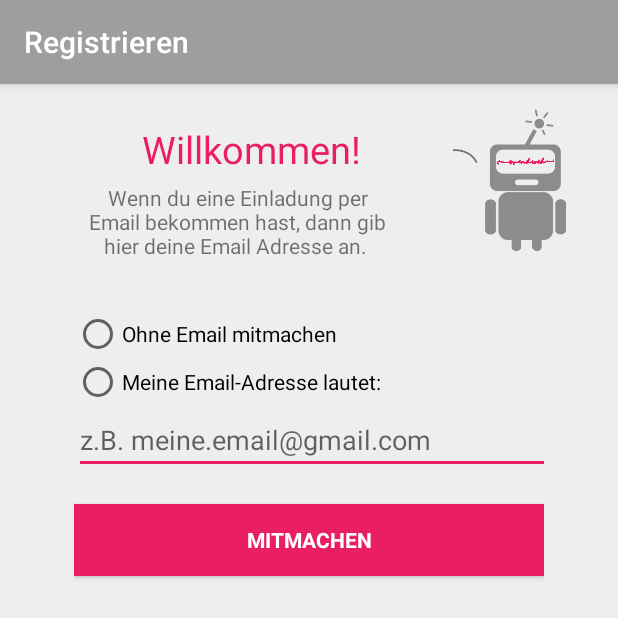
After one commit to zhaw-iwi/sample-manager-app, an Android app: the RegisterActivity screen opened directly, with no data from a screen before it, on a phone screen of 412 x 824 dp. The commit adds this screen. Shown: the top 618 px of the screen. Run offline under Robolectric (Android 15) with nearby library versions, the phone set to English and light mode, and no system bars; libraries missing offline, so code that uses them is left out: com.koushikdutta.async, com.koushikdutta.ion; pictures from the network do not load.

Commit message:
Repo change

```diff
--- a/app/build.gradle
+++ b/app/build.gradle
@@ -8,8 +8,8 @@ android {
         applicationId "com.svendroid.samplemanagerapp"
         minSdkVersion 19
         targetSdkVersion 23
-        versionCode 6
-        versionName "1.5"
+        versionCode 7
+        versionName "1.6"
     }
     buildTypes {
         release {
--- /dev/null
+++ b/app/src/main/java/com/svendroid/samplemanagerapp/RegisterActivity.java
@@ -0,0 +1,90 @@
+package com.svendroid.samplemanagerapp;
+
+import android.os.Bundle;
+import android.provider.MediaStore;
+import android.support.design.widget.FloatingActionButton;
+import android.support.design.widget.Snackbar;
+import android.support.v7.app.AppCompatActivity;
+import android.support.v7.widget.Toolbar;
+import android.text.Editable;
+import android.view.View;
+import android.widget.Button;
+import android.widget.EditText;
+import android.widget.RadioButton;
+
+import com.google.gson.Gson;
+import com.google.gson.JsonObject;
+import com.koushikdutta.async.future.FutureCallback;
+import com.koushikdutta.ion.Ion;
+import com.svendroid.samplemanagerapp.data.UserDbHelper;
+import com.svendroid.samplemanagerapp.model.User;
+import com.svendroid.samplemanagerapp.util.Config;
+
+public class RegisterActivity extends AppCompatActivity {
+
+    @Override
+    protected void onCreate(Bundle savedInstanceState) {
+        super.onCreate(savedInstanceState);
+        setContentView(R.layout.activity_register);
+        Toolbar toolbar = (Toolbar) findViewById(R.id.toolbar);
+        setSupportActionBar(toolbar);
+
+
+
+    }
+
+    public void onRegister(View view) {
+
+        String token = getIntent().getStringExtra("token");
+        String userId = Config.getUserId(getApplicationContext());
+
+        if (((RadioButton)findViewById(R.id.rbWithEmail)).isChecked()) {
+            EditText emailInput = (EditText) findViewById(R.id.etEmail);
+            if (emailInput.getText().toString().equals("")) {
+                Snackbar.make(view, "Keine Email Adresse angegeben!", Snackbar.LENGTH_LONG)
+                        .setAction("Action", null).show();
+                return;
+            }
+            register(emailInput.getText().toString());
+        } else if (((RadioButton)findViewById(R.id.rbWithoutEmail)).isChecked()) {
+            register("");
+        } else {
+            Snackbar.make(view, "Nichts ausgewählt!", Snackbar.LENGTH_LONG)
+                    .setAction("Action", null).show();
+        }
+    }
+
+    private void register(String email) {
+        JsonObject json = new JsonObject();
+        json.addProperty("token", getIntent().getStringExtra("token"));
+        json.addProperty("email", email);
+        Ion.with(getApplicationContext())
+                .load("POST", Config.hostUrl + "api/users/token")
+                .setJsonObjectBody(json)
+                .asJsonObject()
+                .setCallback(new FutureCallback<JsonObject>() {
+                    @Override
+                    public void onCompleted(Exception e, JsonObject result) {
+
+                        if (result != null) {
+                            User user = new Gson().fromJson(result, User.class);
+
+                            UserDbHelper userDbHelper = new UserDbHelper(getApplicationContext());
+                            userDbHelper.tabulaRasa();
+                            userDbHelper.insertUser(user.getEmail(), user.get_id(), user.getGcmToken());
+                            userDbHelper.close();
+
+                            finish();
+                                /*
+                                Intent intent = new Intent(getApplicationContext(), LoginActivity.class);
+                                intent.addFlags(Intent.FLAG_ACTIVITY_NEW_TASK);
+                                intent.addFlags(Intent.FLAG_ACTIVITY_CLEAR_TOP);
+                                startActivity(intent);
+                                */
+                        }
+
+                        // do stuff with the result or error
+                    }
+                });
+    }
+}
--- a/app/src/main/java/com/svendroid/samplemanagerapp/util/Config.java
+++ b/app/src/main/java/com/svendroid/samplemanagerapp/util/Config.java
@@ -9,8 +9,8 @@ import com.svendroid.samplemanagerapp.model.User;
  * Created by svhe on 11.04.2016.
  */
 public class Config {
-    //public static final String hostUrl = "https://mighty-everglades-95815.herokuapp.com/";
-    public static final String hostUrl = "http://192.168.1.149:3001/";
+    public static final String hostUrl = "https://mighty-everglades-95815.herokuapp.com/";
+    //public static final String hostUrl = "http://192.168.1.149:3001/";
 
     public static String userId = null;
 
--- /dev/null
+++ b/app/src/main/res/layout/activity_register.xml
@@ -0,0 +1,27 @@
+<?xml version="1.0" encoding="utf-8"?>
+<android.support.design.widget.CoordinatorLayout xmlns:android="http://schemas.android.com/apk/res/android"
+    xmlns:app="http://schemas.android.com/apk/res-auto"
+    xmlns:tools="http://schemas.android.com/tools"
+    android:layout_width="match_parent"
+    android:layout_height="match_parent"
+    android:fitsSystemWindows="true"
+    tools:context="com.svendroid.samplemanagerapp.RegisterActivity"
+    android:background="#eee">
+
+    <android.support.design.widget.AppBarLayout
+        android:layout_width="match_parent"
+        android:layout_height="wrap_content"
+        android:theme="@style/AppTheme.AppBarOverlay">
+
+        <android.support.v7.widget.Toolbar
+            android:id="@+id/toolbar"
+            android:layout_width="match_parent"
+            android:layout_height="?attr/actionBarSize"
+            android:background="?attr/colorPrimary"
+            app:popupTheme="@style/AppTheme.PopupOverlay" />
+
+    </android.support.design.widget.AppBarLayout>
+
+    <include layout="@layout/content_register" />
+
+</android.support.design.widget.CoordinatorLayout>
--- /dev/null
+++ b/app/src/main/res/layout/content_register.xml
@@ -0,0 +1,137 @@
+<?xml version="1.0" encoding="utf-8"?>
+<RelativeLayout xmlns:android="http://schemas.android.com/apk/res/android"
+    xmlns:app="http://schemas.android.com/apk/res-auto"
+    xmlns:tools="http://schemas.android.com/tools"
+    android:layout_width="match_parent"
+    android:layout_height="match_parent"
+    android:paddingBottom="@dimen/activity_vertical_margin"
+    android:paddingLeft="@dimen/activity_horizontal_margin"
+    android:paddingRight="@dimen/activity_horizontal_margin"
+    android:paddingTop="@dimen/activity_vertical_margin"
+    app:layout_behavior="@string/appbar_scrolling_view_behavior"
+    tools:context="com.svendroid.samplemanagerapp.RegisterActivity"
+    tools:showIn="@layout/activity_register">
+
+    <LinearLayout
+        android:orientation="horizontal"
+        android:layout_width="match_parent"
+        android:layout_height="wrap_content"
+        android:id="@+id/linearLayout2" >
+
+        <LinearLayout
+            android:id="@+id/linearLayout"
+            android:layout_width="match_parent"
+            android:layout_height="wrap_content"
+            android:orientation="vertical"
+            android:backgroundTintMode="src_in"
+            android:baselineAligned="false"
+            android:backgroundTint="@color/abc_background_cache_hint_selector_material_light"
+            android:paddingTop="10dp"
+            android:measureWithLargestChild="false"
+            android:layout_weight="1"
+            android:layout_gravity="center_horizontal" >
+
+            <LinearLayout
+                android:orientation="horizontal"
+                android:layout_width="match_parent"
+                android:layout_height="match_parent"
+                android:baselineAligned="false"
+                android:textAlignment="textEnd"
+                android:layout_gravity="right" >
+
+                <TextView
+                    android:layout_width="wrap_content"
+                    android:layout_height="match_parent"
+                    android:id="@+id/textView2"
+                    android:contextClickable="false"
+                    android:layout_weight="1.5"
+                    android:gravity="bottom"
+                    android:textAlignment="inherit"
+                    android:layout_marginBottom="2dp"
+                    android:textSize="16dp" />
+
+                <TextView
+                    android:layout_width="wrap_content"
+                    android:layout_height="wrap_content"
+                    android:text=" Willkommen!"
+                    android:id="@+id/textView5"
+                    android:autoText="true"
+                    android:textColor="#e91e63"
+                    android:textSize="25dp"
+                    android:layout_weight="1" />
+            </LinearLayout>
+
+            <TextView
+                android:layout_width="208dp"
+                android:layout_height="wrap_content"
+                android:text="Wenn du eine Einladung per Email bekommen hast, dann gib hier deine Email Adresse an. "
+                android:id="@+id/textView6"
+                android:contextClickable="false"
+                android:textAlignment="center"
+                android:layout_gravity="center_horizontal"
+                android:layout_marginTop="5dp"
+                android:layout_marginLeft="5dp" />
+        </LinearLayout>
+
+        <ImageView
+            android:layout_width="wrap_content"
+            android:layout_height="100dp"
+            android:id="@+id/imageView3"
+            android:background="@android:color/transparent"
+            android:focusableInTouchMode="false"
+            android:src="@mipmap/svendroid"
+            android:layout_weight="1" />
+    </LinearLayout>
+
+    <LinearLayout
+        android:orientation="vertical"
+        android:layout_width="match_parent"
+        android:layout_height="match_parent"
+        android:layout_below="@+id/linearLayout2"
+        android:layout_margin="50px">
+
+        <RadioGroup
+            android:layout_width="match_parent"
+            android:layout_height="wrap_content">
+
+            <RadioButton
+                android:layout_width="wrap_content"
+                android:layout_height="wrap_content"
+                android:text="Ohne Email mitmachen"
+                android:id="@+id/rbWithoutEmail" />
+
+            <RadioButton
+                android:layout_width="wrap_content"
+                android:layout_height="wrap_content"
+                android:text="Meine Email-Adresse lautet:"
+                android:id="@+id/rbWithEmail" />
+        </RadioGroup>
+
+        <EditText
+            android:layout_width="351dp"
+            android:layout_height="wrap_content"
+            android:inputType="textEmailAddress"
+            android:ems="10"
+            android:id="@+id/etEmail"
+            android:hint="z.B. meine.email@gmail.com" />
+
+        <Button
+            style="?android:textAppearanceSmall"
+            android:id="@+id/button"
+            android:layout_width="fill_parent"
+            android:layout_height="wrap_content"
+            android:text="Mitmachen"
+            android:textStyle="bold"
+            android:background="#e91e63"
+            android:textColor="#ffffff"
+            android:layout_gravity="bottom"
+            android:layout_weight="0.00"
+            android:layout_alignParentBottom="true"
+            android:layout_alignParentStart="true"
+            android:clickable="true"
+            android:visibility="visible"
+            android:layout_marginTop="20dip"
+            android:onClick="onRegister" />
+
+    </LinearLayout>
+</RelativeLayout>
--- a/app/src/main/res/layout/project_row.xml
+++ b/app/src/main/res/layout/project_row.xml
@@ -17,8 +17,9 @@
             android:layout_width="45dip"
             android:layout_height="45dip"
             android:id="@+id/projectImage"
-            android:foreground="@color/accent_material_dark"
-            android:background="@color/accent_material_light" />
+            android:foreground="@android:color/transparent"
+            android:background="@android:color/holo_red_light"
+            android:adjustViewBounds="false" />
 
         <ImageView
             android:layout_width="45dp"
--- a/app/src/main/res/values/strings.xml
+++ b/app/src/main/res/values/strings.xml
@@ -5,6 +5,7 @@
     <!-- Trigger types -->
     <string name="trigger_type_and">and</string>
     <string name="trigger_type_or">or</string>
+    <string name="trigger_type_timer">timer</string>
     <string name="trigger_type_random">random</string>
     <string name="trigger_type_social">social</string>
     <string name="trigger_type_health">health</string>
@@ -22,4 +23,6 @@
     <!-- Measure types -->
     <string name="value_yes">Ja</string>
     <string name="value_no">Nein</string>
+    <string name="title_activity_register">Registrieren</string>
+    <string name="title_activity_main">MainActivity</string>
 </resources>
```
Also changed, not shown: app/src/main/AndroidManifest.xml (+11 -4 lines), app/src/main/java/com/svendroid/samplemanagerapp/LoginActivity.java (+16 -1 lines), app/src/main/java/com/svendroid/samplemanagerapp/model/Timer.java (added, +25 -0 lines), app/src/main/java/com/svendroid/samplemanagerapp/model/Trigger.java (+9 -0 lines), app/src/main/java/com/svendroid/samplemanagerapp/service/SmMessageHandlerService.java (+49 -24 lines), app/src/main/java/com/svendroid/samplemanagerapp/service/SmRegistrationIntentService.java (+16 -1 lines), app/src/main/res/layout/activity_login.xml (+12 -0 lines), 1 other file.
